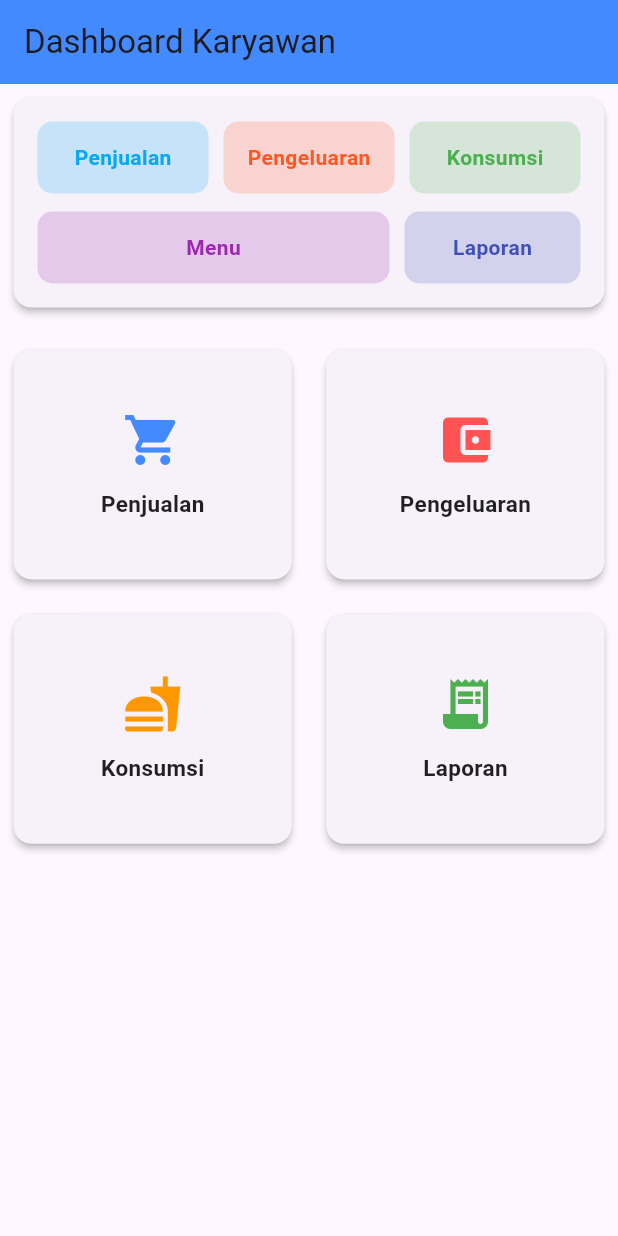
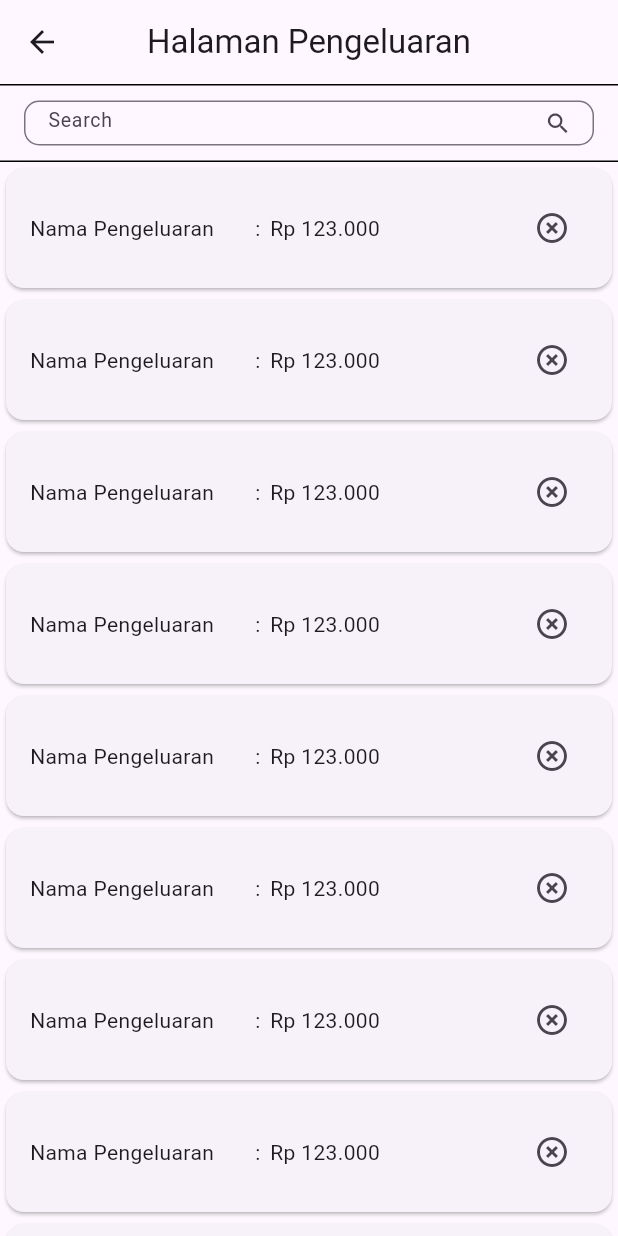
Before and after one commit to Raflirr70/KP_v2, a Flutter app: the screen it shows after launch, after a tap on "Pengeluaran", on a phone screen of 412 x 824 dp. Run offline on Flutter 3.47's test engine with Material 3 defaults, Android fonts, the phone set to English and light mode, and no system bars; our stand-ins replace fl_chart.

Commit message:
Menyelesaikan halaman pengeluaran

```diff
--- a/lib/screen/karyawan/homePage_karyawan.dart
+++ b/lib/screen/karyawan/homePage_karyawan.dart
@@ -1,4 +1,5 @@
 import 'package:flutter/material.dart';
+import 'package:kerprak/screen/karyawan/pengeluaran_page.dart';
 import 'package:kerprak/screen/karyawan/penjualan_page.dart';
 
 class HomepageKaryawan extends StatelessWidget {
@@ -82,7 +83,14 @@ class HomepageKaryawan extends StatelessWidget {
                       title: "Pengeluaran",
                       icon: Icons.account_balance_wallet,
                       color: Colors.redAccent,
-                      onTap: () {},
+                      onTap: () {
+                        Navigator.push(
+                          context,
+                          MaterialPageRoute(
+                            builder: (context) => PengeluaranPage(),
+                          ),
+                        );
+                      },
                     ),
                     _menuItem(
                       title: "Konsumsi",
--- /dev/null
+++ b/lib/screen/karyawan/pengeluaran_page.dart
@@ -0,0 +1,69 @@
+import 'package:flutter/material.dart';
+import 'package:kerprak/widget/search/search_simple.dart';
+
+class PengeluaranPage extends StatefulWidget {
+  const PengeluaranPage({super.key});
+
+  @override
+  State<PengeluaranPage> createState() => _PengeluaranPageState();
+}
+
+class _PengeluaranPageState extends State<PengeluaranPage> {
+  @override
+  Widget build(BuildContext context) {
+    return Scaffold(
+      appBar: AppBar(title: Text("Halaman Pengeluaran"), centerTitle: true),
+      body: Column(
+        children: [
+          Container(
+            padding: EdgeInsets.symmetric(vertical: 10, horizontal: 16),
+            decoration: BoxDecoration(
+              border: Border.symmetric(
+                horizontal: BorderSide(color: Colors.black),
+              ),
+            ),
+            child: Row(
+              children: [Expanded(child: SearchSimple(data: []))],
+            ),
+          ),
+          Expanded(
+            child: ListView.builder(
+              itemCount: 12 + 1,
+              itemBuilder: (context, index) {
+                if (index == 12) {
+                  return InkWell(
+                    child: Card(
+                      child: Container(
+                        padding: EdgeInsets.all(16),
+                        child: Text("data"),
+                      ),
+                    ),
+                    onTap: () {},
+                  );
+                }
+                return Card(
+                  child: Container(
+                    padding: EdgeInsets.all(16),
+                    width: double.infinity,
+                    child: Row(
+                      children: [
+                        SizedBox(width: 150, child: Text("Nama Pengeluaran")),
+                        SizedBox(width: 10, child: Text(":")),
+                        Expanded(child: Text("Rp 123.000")),
+                        SizedBox(width: 20),
+                        IconButton(
+                          onPressed: () {},
+                          icon: Icon(Icons.highlight_remove),
+                        ),
+                      ],
+                    ),
+                  ),
+                );
+              },
+            ),
+          ),
+        ],
+      ),
+    );
+  }
+}
```
